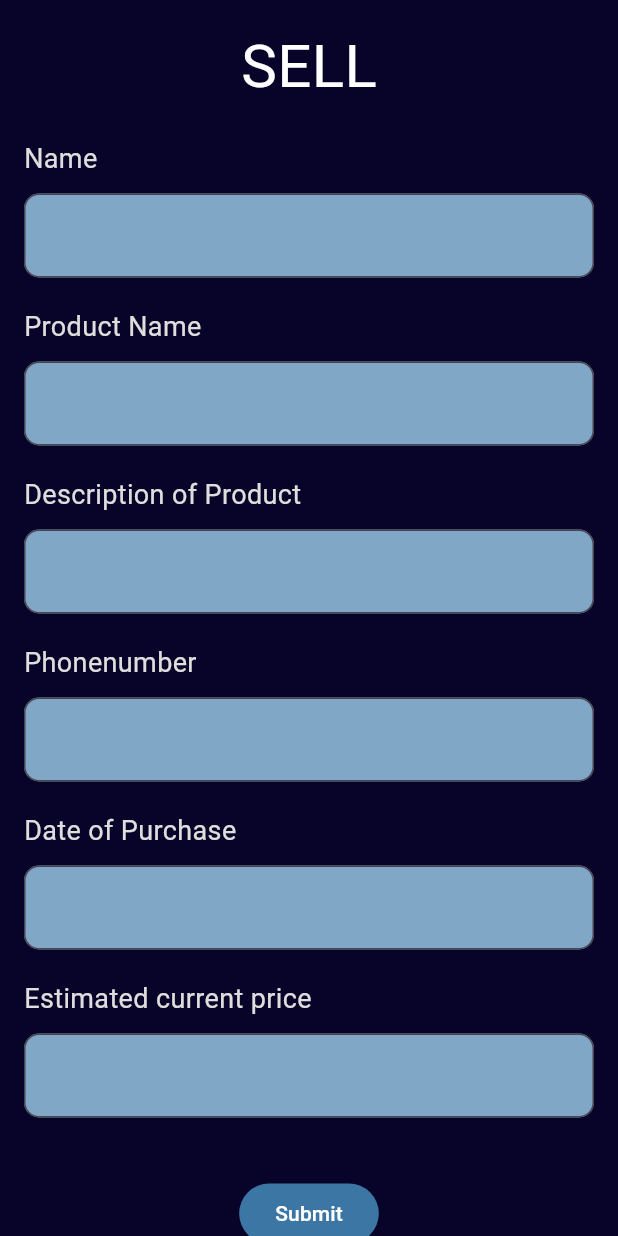
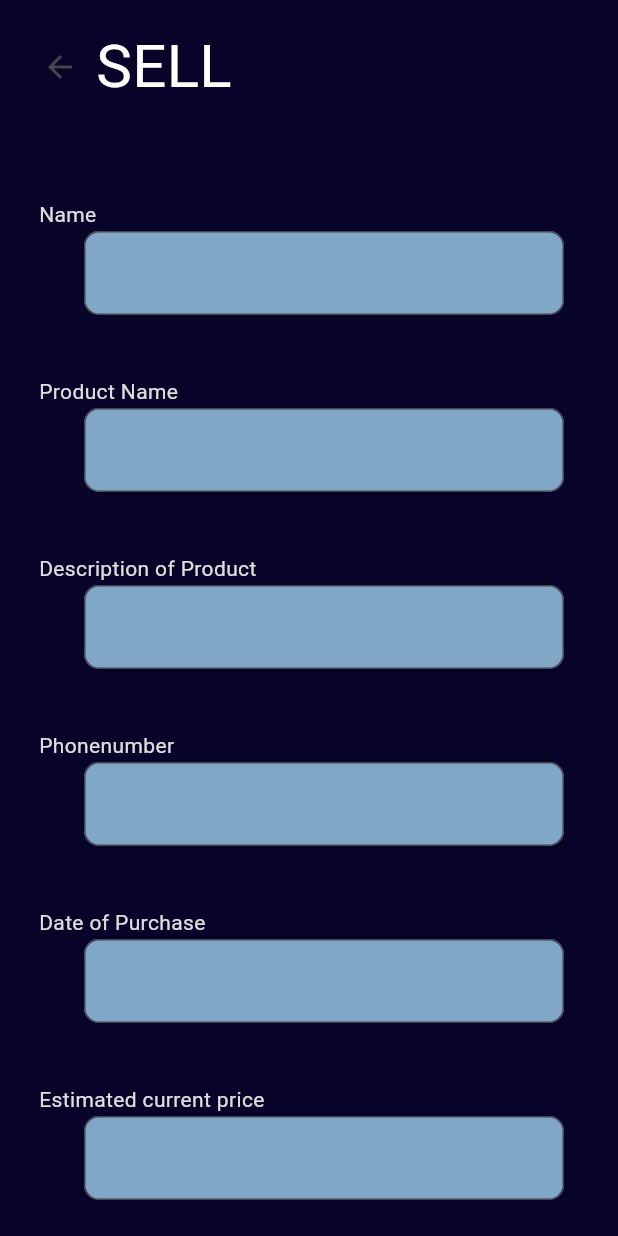
Before and after one commit to AnaghaJn21/DormDeals, a Flutter app: the SellDetails screen opened directly, on a phone screen of 412 x 824 dp. Run offline on Flutter 3.47's test engine with Material 3 defaults, Android fonts, the light colour scheme and no system bars; our stand-ins replace animated_splash_screen, curved_labeled_navigation_bar, lottie.

Commit message:
Updated Files

```diff
--- a/lib/buy_details.dart
+++ b/lib/buy_details.dart
@@ -74,11 +74,11 @@ class BuyDetails extends StatelessWidget {
                   Column(
                     children: [
                       Icon(
-                        Icons.arrow_back_ios_new,
+                        Icons.favorite_border_outlined,
                         color: TEXT_COLOR_W,
                       ),
                       Icon(
-                        Icons.arrow_back_ios_new,
+                        Icons.star_border_outlined,
                         color: TEXT_COLOR_W,
                       )
                     ],
--- a/lib/constants/Colors.dart
+++ b/lib/constants/Colors.dart
@@ -7,6 +7,8 @@ Color hexToColor(String code) {
 // Color LIGHT_BLUE_COLOR = hexToColor("#E1F7F5");
 Color TEXT_COLOR_W = Color.fromARGB(255, 224, 221, 221);
 Color LIGHT_BLUE_COLOR = Color.fromARGB(255, 129, 167, 199);
+Color MORE_LIGHT_BLUE_COLOR = Color.fromARGB(255, 179, 196, 210);
+
 Color MAIN_BLUE_COLOR = hexToColor("#525CEB");
 Color PINK = hexToColor("#FF90BC");
 // Color DARK_BLUE_COLOR = hexToColor("#0F2167");
--- a/lib/main.dart
+++ b/lib/main.dart
@@ -18,7 +18,7 @@ class MyApp extends StatelessWidget {
       debugShowCheckedModeBanner: false,
       title: "DormDeals",
       // color: LIGHT_BLUE_COLOR,
-      home: BuyDetails(),
+      home: SplashScreen(),
     );
   }
 }
--- a/lib/pages/Login_Pg.dart
+++ b/lib/pages/Login_Pg.dart
@@ -1,6 +1,7 @@
 import 'package:dormdeals/constants/Colors.dart';
 import 'package:dormdeals/constants/DetsFields.dart';
 import 'package:dormdeals/pages/Landing_Pg.dart';
+import 'package:dormdeals/pages/sell_details.dart';
 import 'package:flutter/material.dart';
 
 TextEditingController emailcontroller = TextEditingController();
@@ -32,7 +33,7 @@ class _LoginPgState extends State<LoginPg> {
                       onPressed: () {
                         Navigator.of(context).pop();
                       },
-                      icon: Icon(Icons.arrow_back_ios_new)),
+                      icon: Icon(Icons.arrow_back)),
                   Text(
                     "Login".toUpperCase(),
                     style: TextStyle(
--- a/lib/pages/SignUp_Pg.dart
+++ b/lib/pages/SignUp_Pg.dart
@@ -36,7 +36,7 @@ class _SignUpPgState extends State<SignUpPg> {
                       onPressed: () {
                         Navigator.of(context).pop();
                       },
-                      icon: Icon(Icons.arrow_back_ios_new)),
+                      icon: Icon(Icons.arrow_back)),
                   Text(
                     "Sign Up".toUpperCase(),
                     style: TextStyle(
--- a/lib/pages/sell_details.dart
+++ b/lib/pages/sell_details.dart
@@ -1,20 +1,27 @@
 import 'package:dormdeals/constants/Colors.dart';
+import 'package:dormdeals/constants/DetsFields.dart';
+import 'package:dormdeals/pages/Landing_Pg.dart';
 import 'package:flutter/material.dart';
 
-class SellDetails extends StatelessWidget {
+class SellDetails extends StatefulWidget {
   SellDetails({super.key});
 
-  final TextEditingController _controller1 = TextEditingController();
+  @override
+  State<SellDetails> createState() => _SellDetailsState();
+}
 
-  final TextEditingController _controller2 = TextEditingController();
+class _SellDetailsState extends State<SellDetails> {
+  final TextEditingController nameController = TextEditingController();
 
-  final TextEditingController _controller3 = TextEditingController();
+  final TextEditingController productnameController = TextEditingController();
 
-  final TextEditingController _controller4 = TextEditingController();
+  final TextEditingController descController = TextEditingController();
 
-  final TextEditingController _controller5 = TextEditingController();
+  final TextEditingController numController = TextEditingController();
 
-  final TextEditingController _controller6 = TextEditingController();
+  final TextEditingController dateController = TextEditingController();
+
+  final TextEditingController priceController = TextEditingController();
 
   @override
   Widget build(BuildContext context) {
@@ -26,29 +33,52 @@ class SellDetails extends StatelessWidget {
               padding: EdgeInsets.all(16),
               child: Column(
                 children: <Widget>[
-                  Text(
-                    'Sell'.toUpperCase(),
-                    style: TextStyle(fontSize: 40, color: Colors.white),
+                  Row(
+                    children: [
+                      IconButton(
+                          alignment: Alignment.topLeft,
+                          onPressed: () {
+                            Navigator.of(context).pop();
+                          },
+                          icon: Icon(Icons.arrow_back)),
+                      Text(
+                        'Sell'.toUpperCase(),
+                        style: TextStyle(fontSize: 40, color: Colors.white),
+                      ),
+                    ],
                   ),
                   SizedBox(height: 20),
-                  _textarea('Name', _controller1),
-                  _textarea('Product Name', _controller2),
-                  _textarea('Description of Product', _controller3),
-                  _textarea('Phonenumber', _controller4),
-                  _textarea('Date of Purchase', _controller5),
-                  _textarea('Estimated current price', _controller6),
+                  DetsFields(text: 'Name', tc: nameController),
+                  DetsFields(text: 'Product Name', tc: productnameController),
+                  DetsFields(
+                      text: 'Description of Product', tc: descController),
+                  DetsFields(text: 'Phonenumber', tc: nameController),
+                  DetsFields(text: 'Date of Purchase', tc: dateController),
+                  DetsFields(
+                      text: 'Estimated current price', tc: priceController),
                   SizedBox(
                     height: 20,
                   ),
-                  ElevatedButton(
-                      onPressed: () {},
+                  Padding(
+                    padding: const EdgeInsets.only(top: 40, bottom: 10),
+                    child: ElevatedButton(
+                      onPressed: () {
+                        setState(() {});
+                        Navigator.push(
+                            context,
+                            MaterialPageRoute(
+                                builder: (context) => LandingPg()));
+                      },
+                      child: Text(
+                        "Submit".toUpperCase(),
+                        style: TextStyle(fontSize: 17.00),
+                      ),
                       style: ElevatedButton.styleFrom(
-                        backgroundColor: Color.fromARGB(255, 59, 118, 165),
-                      ),
-                      child: Text(
-                        'Submit',
-                        style: TextStyle(color: Colors.white),
-                      ))
+                          minimumSize: const Size(345, 60),
+                          shape: RoundedRectangleBorder(
+                              borderRadius: BorderRadius.circular(10))),
+                    ),
+                  ),
                 ],
               )),
         ),
@@ -56,25 +86,3 @@ class SellDetails extends StatelessWidget {
     );
   }
 }
-
-Widget _textarea(String subheading, TextEditingController controller) {
-  return Column(
-    crossAxisAlignment: CrossAxisAlignment.start,
-    children: <Widget>[
-      Text(subheading, style: TextStyle(fontSize: 18, color: TEXT_COLOR_W)),
-      SizedBox(
-        height: 10,
-      ),
-      TextField(
-        controller: controller,
-        decoration: InputDecoration(
-            border: OutlineInputBorder(borderRadius: BorderRadius.circular(10)),
-            filled: true,
-            fillColor: LIGHT_BLUE_COLOR),
-      ),
-      SizedBox(
-        height: 20,
-      ),
-    ],
-  );
-}
```
Also changed, not shown: lib/pages/Buy_Main_Pg.dart (added, +10 -0 lines), lib/pages/Landing_Pg.dart (+27 -12 lines), lib/pages/Profile_Pg.dart (added, +10 -0 lines), lib/pages/Settings_Pg.dart (added, +10 -0 lines).
